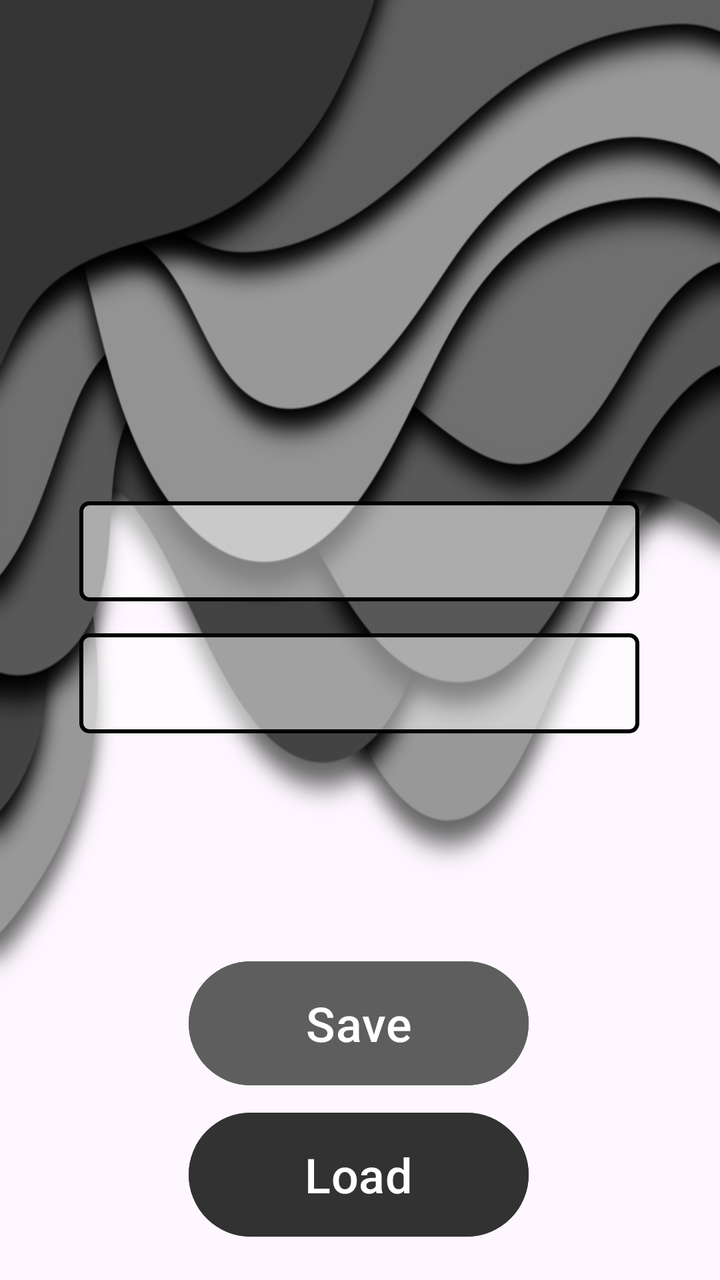
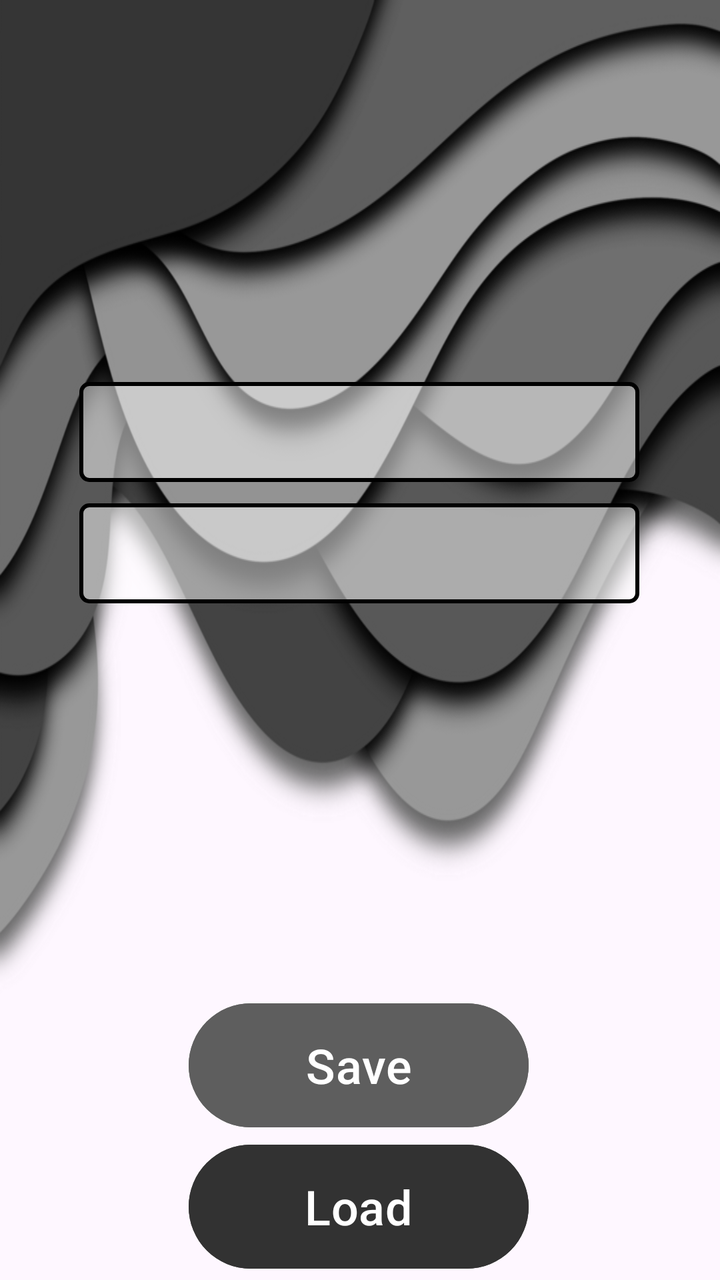

Screens rendered from an Android XML layout before and after an edit, with the pre-edit source and the edit as a unified diff.
<!-- AndroidManifest.xml: application theme Theme.VarduginaPr2410616pr -->
<!-- res/layout/activity_main.xml -->
<?xml version="1.0" encoding="utf-8"?>
<androidx.constraintlayout.widget.ConstraintLayout xmlns:android="http://schemas.android.com/apk/res/android"
    xmlns:app="http://schemas.android.com/apk/res-auto"
    xmlns:tools="http://schemas.android.com/tools"
    android:id="@+id/main"
    android:layout_width="match_parent"
    android:layout_height="match_parent"
    android:background="@drawable/fon"
    tools:context=".MainActivity">

    <TextView
        android:id="@+id/textView"
        android:layout_width="280dp"
        android:layout_height="50dp"
        android:background="@drawable/textview_border"
        android:text=""
        android:textSize="20sp"
        app:layout_constraintBottom_toBottomOf="parent"
        app:layout_constraintEnd_toEndOf="parent"
        app:layout_constraintHorizontal_bias="0.496"
        app:layout_constraintStart_toStartOf="parent"
        app:layout_constraintTop_toTopOf="parent"
        app:layout_constraintVertical_bias="0.425" />

    <Button
        android:id="@+id/button"
        android:layout_width="170dp"
        android:layout_height="70dp"
        android:layout_marginTop="176dp"
        android:backgroundTint="#5E5E5E"
        android:text="@string/button"
        android:textSize="24sp"
        app:layout_constraintEnd_toEndOf="parent"
        app:layout_constraintHorizontal_bias="0.497"
        app:layout_constraintStart_toStartOf="parent"
        app:layout_constraintTop_toBottomOf="@+id/textView" />

    <Button
        android:id="@+id/button2"
        android:layout_width="170dp"
        android:layout_height="70dp"
        android:backgroundTint="#323232"
        android:text="@string/button2"
        android:textSize="24sp"
        app:layout_constraintBottom_toBottomOf="parent"
        app:layout_constraintEnd_toEndOf="parent"
        app:layout_constraintHorizontal_bias="0.497"
        app:layout_constraintStart_toStartOf="parent"
        app:layout_constraintTop_toBottomOf="@+id/button"
        app:layout_constraintVertical_bias="0.246" />

    <EditText
        android:id="@+id/editTextText"
        android:layout_width="280dp"
        android:layout_height="50dp"
        android:background="@drawable/textview_border"
        android:ems="10"
        android:inputType="text"
        android:text=""
        app:layout_constraintBottom_toTopOf="@+id/button"
        app:layout_constraintEnd_toEndOf="parent"
        app:layout_constraintHorizontal_bias="0.496"
        app:layout_constraintStart_toStartOf="parent"
        app:layout_constraintTop_toBottomOf="@+id/textView"
        app:layout_constraintVertical_bias="0.128" />


</androidx.constraintlayout.widget.ConstraintLayout>
<!-- resources referenced by this layout -->
<resources>
  <!-- drawable fon: png bitmap (drawable, 114814 bytes) -->
  <!-- drawable textview_border (drawable) -->
  <?xml version="1.0" encoding="utf-8"?>
  <shape xmlns:android="http://schemas.android.com/apk/res/android" android:shape="rectangle">
      <solid android:color="#80FFFFFF" />
      <stroke android:width="2dp" android:color="#000000" />
      <corners android:radius="4dp" />
  </shape>
  <string name="button">Save</string>
  <string name="button2">Load</string>
  <style name="Theme.VarduginaPr2410616pr" parent="Base.Theme.VarduginaPr2410616pr" />
  <style name="Base.Theme.VarduginaPr2410616pr" parent="Theme.Material3.DayNight.NoActionBar">
          
          
      </style>
</resources>

<!-- the commit's change to res/layout/activity_main.xml (unified diff, before → after) -->
@@ -9,34 +9,54 @@
     tools:context=".MainActivity">
 
     <TextView
-        android:id="@+id/textView"
+        android:id="@+id/outputText"
         android:layout_width="280dp"
         android:layout_height="50dp"
         android:background="@drawable/textview_border"
+        android:paddingStart="20dp"
+        android:paddingTop="10dp"
         android:text=""
+        android:textColor="#000000"
         android:textSize="20sp"
         app:layout_constraintBottom_toBottomOf="parent"
         app:layout_constraintEnd_toEndOf="parent"
         app:layout_constraintHorizontal_bias="0.496"
         app:layout_constraintStart_toStartOf="parent"
+        app:layout_constraintTop_toBottomOf="@+id/inputText"
+        app:layout_constraintVertical_bias="0.031" />
+
+    <EditText
+        android:id="@+id/inputText"
+        android:layout_width="280dp"
+        android:layout_height="50dp"
+        android:background="@drawable/textview_border"
+        android:ems="10"
+        android:inputType="text"
+        android:paddingStart="20dp"
+        android:text=""
+        android:textColor="#000000"
+        app:layout_constraintBottom_toBottomOf="parent"
+        app:layout_constraintEnd_toEndOf="parent"
+        app:layout_constraintHorizontal_bias="0.496"
+        app:layout_constraintStart_toStartOf="parent"
         app:layout_constraintTop_toTopOf="parent"
-        app:layout_constraintVertical_bias="0.425" />
+        app:layout_constraintVertical_bias="0.324" />
 
     <Button
-        android:id="@+id/button"
+        android:id="@+id/saveButton"
         android:layout_width="170dp"
         android:layout_height="70dp"
-        android:layout_marginTop="176dp"
+        android:layout_marginTop="196dp"
         android:backgroundTint="#5E5E5E"
         android:text="@string/button"
         android:textSize="24sp"
         app:layout_constraintEnd_toEndOf="parent"
         app:layout_constraintHorizontal_bias="0.497"
         app:layout_constraintStart_toStartOf="parent"
-        app:layout_constraintTop_toBottomOf="@+id/textView" />
+        app:layout_constraintTop_toBottomOf="@+id/outputText" />
 
     <Button
-        android:id="@+id/button2"
+        android:id="@+id/showButton"
         android:layout_width="170dp"
         android:layout_height="70dp"
         android:backgroundTint="#323232"
@@ -46,23 +66,10 @@
         app:layout_constraintEnd_toEndOf="parent"
         app:layout_constraintHorizontal_bias="0.497"
         app:layout_constraintStart_toStartOf="parent"
-        app:layout_constraintTop_toBottomOf="@+id/button"
+        app:layout_constraintTop_toBottomOf="@+id/saveButton"
         app:layout_constraintVertical_bias="0.246" />
 
-    <EditText
-        android:id="@+id/editTextText"
-        android:layout_width="280dp"
-        android:layout_height="50dp"
-        android:background="@drawable/textview_border"
-        android:ems="10"
-        android:inputType="text"
-        android:text=""
-        app:layout_constraintBottom_toTopOf="@+id/button"
-        app:layout_constraintEnd_toEndOf="parent"
-        app:layout_constraintHorizontal_bias="0.496"
-        app:layout_constraintStart_toStartOf="parent"
-        app:layout_constraintTop_toBottomOf="@+id/textView"
-        app:layout_constraintVertical_bias="0.128" />
+
 
 
 </androidx.constraintlayout.widget.ConstraintLayout>
